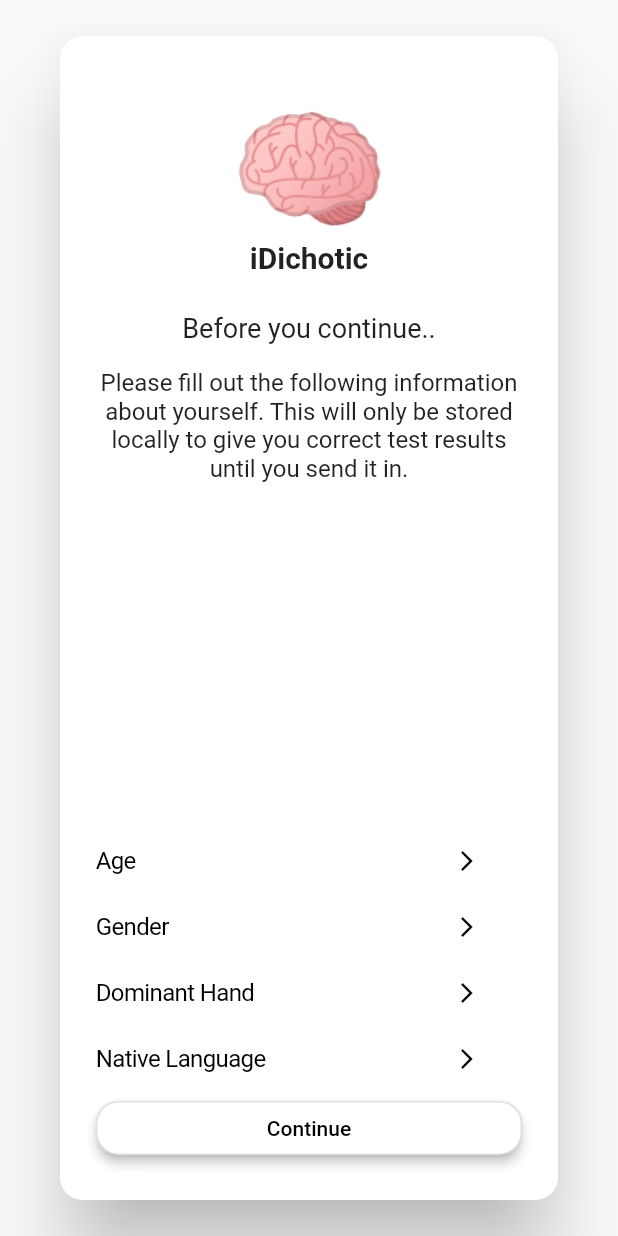
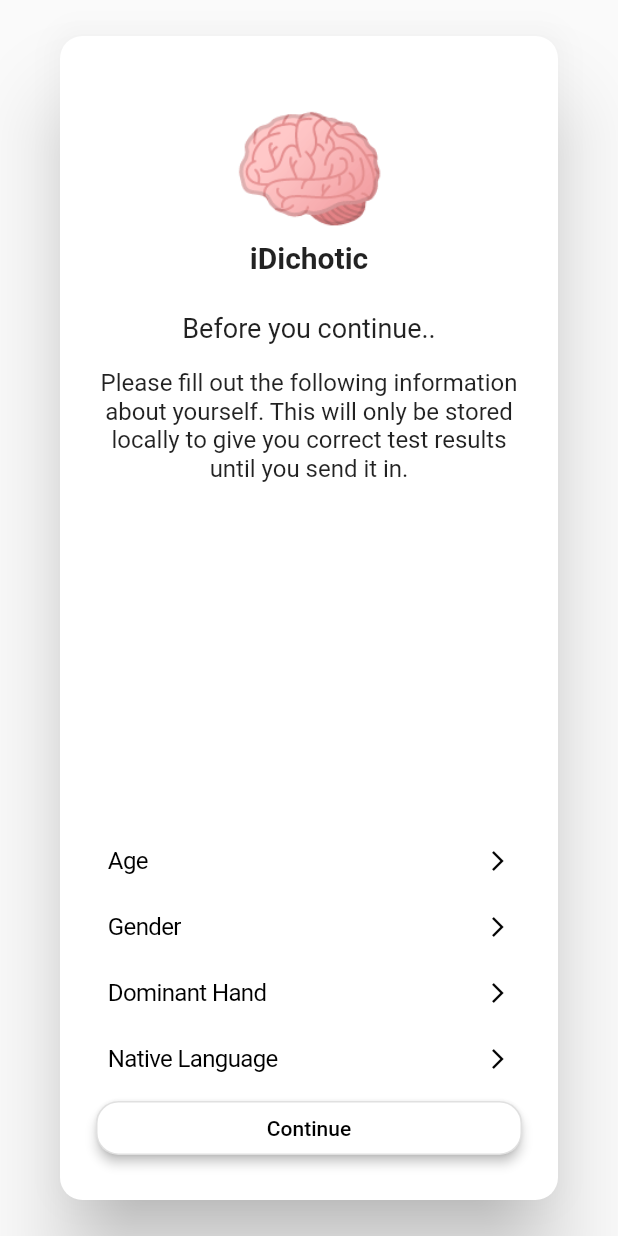
Before and after one commit to sannagrosoy/idichotic, a Flutter app: the Start_Promt screen opened directly, on a phone screen of 412 x 824 dp. Run offline on Flutter 3.47's test engine with Material 2 defaults, Android fonts, the light colour scheme and no system bars; our stand-ins replace isar; accounts and stored records are empty; generated files the repository leaves out were written again.

Commit message:
Fixed owerflow with smaller screen sizes in startpage

```diff
--- a/lib/Start_Page.dart
+++ b/lib/Start_Page.dart
@@ -41,31 +41,31 @@ class StartAppState extends State<StartApp> {
               padding: EdgeInsets.fromLTRB(0, 0, 0, 0),
               child: Text("🧠", style: TextStyle(fontSize: 95))),
             Padding(
-              padding: EdgeInsets.fromLTRB(0, 0, 0, screenHeight*0.24),
+              padding: EdgeInsets.fromLTRB(0, 0, 0, (screenHeight-appBarHeight-statusBarHeight)*0.24),
               child: Text("iDichotic", style: TextStyle(fontWeight: FontWeight.bold, fontSize: 24))),
             Padding(
-              padding: EdgeInsets.fromLTRB(0, screenHeight*0.01, 0, screenHeight*0.01),
+              padding: EdgeInsets.fromLTRB(0, (screenHeight-appBarHeight-statusBarHeight)*0.01, 0, (screenHeight-appBarHeight-statusBarHeight)*0.01),
               child:
             CustomButton(
               text1: Text("Take the test", style: TextStyle(color: Colors.black, fontSize: 16),),
               pageroute: pageroute_tests,
-              containerHeight: screenHeight*0.07,
+              containerHeight: (screenHeight-appBarHeight-statusBarHeight)*0.07,
               containerWidth: screenWidth*0.65,)),
             Padding(
-              padding: EdgeInsets.fromLTRB(0, screenHeight*0.01, 0, screenHeight*0.01),
+              padding: EdgeInsets.fromLTRB(0, (screenHeight-appBarHeight-statusBarHeight)*0.01, 0, (screenHeight-appBarHeight-statusBarHeight)*0.01),
               child:
             CustomButton(
               text1: Text("Settings", style: TextStyle(color: Colors.black, fontSize: 16)),
               pageroute: pageroute_settings,
-              containerHeight: screenHeight*0.07,
+              containerHeight: (screenHeight-appBarHeight-statusBarHeight)*0.07,
               containerWidth: screenWidth*0.65,)),
             Padding(
-              padding: EdgeInsets.fromLTRB(0, screenHeight*0.01, 0, screenHeight*0.13),
+              padding: EdgeInsets.fromLTRB(0, (screenHeight-appBarHeight-statusBarHeight)*0.01, 0, (screenHeight-appBarHeight-statusBarHeight)*0.13),
               child:
             CustomButton(
               text1: Text("Learn More", style: TextStyle(color: Colors.black, fontSize: 16)),
               pageroute: pageroute_learn,
-              containerHeight: screenHeight*0.07,
+              containerHeight: (screenHeight-appBarHeight-statusBarHeight)*0.07,
               containerWidth: screenWidth*0.65,))
           ],
         ),
--- a/lib/Start_Promt.dart
+++ b/lib/Start_Promt.dart
@@ -133,34 +133,38 @@ class Start_Page extends State<Start_Promt> {
                                     ),
                                   ),
                                   // This displays the selected fruit name.
-                                  child: (age != null) ? Row(
+                                  child: (age != null) ?
+                                  Container(
+                                  width: screenWidth*0.65,
+                                  child: Row(
                                     //crossAxisAlignment: CrossAxisAlignment.stretch,
                                     children: <Widget> [
                                       Container(
-                                        width: screenWidth * 0.3,
+                                        width: screenWidth * 0.4,
                                         child: Text("Age", style: TextStyle(fontSize: 16, color: Colors.black))),
                                       Container(
-                                        width: screenWidth * 0.1),
-                                      Container(
-                                        width: screenWidth * 0.22,
+                                        alignment: Alignment.bottomRight,
+                                        width: screenWidth * 0.25,
                                         child: Text(age.toString(), textAlign:TextAlign.right, style: TextStyle(fontSize: 16, color: Colors.black)))]
                                     //"Age: " + age.toString(),
                                     //style: const TextStyle(
                                     //  fontSize: 18.0
                                     //),
-                                  ) : Row(
+                                  )) :
+                                  Container(
+                                  width: screenWidth*0.65,
+                                  child: Row(
                                       children: <Widget> [
                                       Container(
-                                        width: screenWidth * 0.3,
+                                        width: screenWidth * 0.4,
                                         child: Text("Age", style: TextStyle(fontSize: 16, color: Colors.black))),
                                       Container(
-                                        width: screenWidth * 0.25),
-                                      Container(
-                                        width: screenWidth * 0.1,
+                                        alignment: Alignment.bottomRight,
+                                        width: screenWidth * 0.25,
                                         child: Icon(Icons.arrow_forward_ios, color: Colors.black, size: 16))
                                       ]
                                     //children: <Widget> [Text("Age", style: TextStyle(fontSize: 16, color: Colors.black)), Container(width: screenWidth * 0.463), Icon(Icons.arrow_forward_ios, color: Colors.black)]
-                                  ),
+                                  )),
                                 ),
                               ),
                               Padding(
@@ -191,32 +195,36 @@ class Start_Page extends State<Start_Promt> {
                                     ),
                                   ),
                                   // This displays the selected fruit name.
-                                  child: (gender != 0) ? Row(
+                                  child: (gender != 0) ?
+                                  Container(
+                                  width: screenWidth*0.65,
+                                  child: Row(
                                     children: <Widget> [
                                       Container(
-                                        width: screenWidth * 0.3,
+                                        width: screenWidth * 0.4,
                                         child: Text("Gender", style: TextStyle(fontSize: 16, color: Colors.black))),
                                       Container(
-                                        width: screenWidth * 0.1),
-                                      Container(
-                                        width: screenWidth * 0.22,
+                                        alignment: Alignment.bottomRight,
+                                        width: screenWidth * 0.25,
                                         child: Text(_genderName[gender], textAlign:TextAlign.right, style: TextStyle(fontSize: 16, color: Colors.black)))]
                                     //"Gender: " + _genderName[gender],
                                     //style: const TextStyle(
                                       //fontSize: 18.0,
                                     //),
-                                  ) : Row(
+                                  )) :
+                                  Container(
+                                  width: screenWidth*0.65,
+                                  child: Row(
                                     children: <Widget> [
                                       Container(
-                                        width: screenWidth * 0.3,
+                                        width: screenWidth * 0.4,
                                         child: Text("Gender", style: TextStyle(fontSize: 16, color: Colors.black))),
                                       Container(
-                                        width: screenWidth * 0.25),
-                                      Container(
-                                        width: screenWidth * 0.1,
+                                        alignment: Alignment.bottomRight,
+                                        width: screenWidth * 0.25,
                                         child: Icon(Icons.arrow_forward_ios, color: Colors.black, size: 16))
                                       ]
-                                  ),
+                                  )),
                                 ),
                               ),
                               Padding(
@@ -246,32 +254,35 @@ class Start_Page extends State<Start_Promt> {
                                     ),
                                   ),
                                   // This displays the selected fruit name.
-                                  child: (dominanthand != 0) ? Row(
+                                  child: (dominanthand != 0) ?
+                                  Container(
+                                  width: screenWidth*0.65,
+                                  child: Row(
                                     children: <Widget> [
                                       Container(
-                                        width: screenWidth * 0.3,
+                                        width: screenWidth * 0.4,
                                         child: Text("Dominant Hand", style: TextStyle(fontSize: 16, color: Colors.black))),
                                       Container(
-                                        width: screenWidth * 0.1),
-                                      Container(
-                                        width: screenWidth * 0.22,
+                                        alignment: Alignment.bottomRight,
+                                        width: screenWidth * 0.25,
                                         child: Text(_dominantHand[dominanthand], textAlign:TextAlign.right, style: TextStyle(fontSize: 16, color: Colors.black)))]
                                     //"Dominant Hand: " + _dominantHand[dominanthand],
                                     //style: const TextStyle(
                                       //fontSize: 18.0,
                                     //),
-                                  ): Row(
+                                  )):Container(
+                                  width: screenWidth*0.65,
+                                  child: Row(
                                     children: <Widget> [
                                       Container(
-                                        width: screenWidth * 0.3,
+                                        width: screenWidth * 0.4,
                                         child: Text("Dominant Hand", style: TextStyle(fontSize: 16, color: Colors.black))),
                                       Container(
-                                        width: screenWidth * 0.25),
-                                      Container(
-                                        width: screenWidth * 0.1,
+                                        alignment: Alignment.bottomRight,
+                                        width: screenWidth * 0.25,
                                         child: Icon(Icons.arrow_forward_ios, color: Colors.black, size: 16))
                                       ]
-                                  ),
+                                  )),
                                 ),
                               ),
                               Padding(
@@ -303,31 +314,37 @@ class Start_Page extends State<Start_Promt> {
                                     ),
                                   ),
                                   // This displays the selected fruit name.
-                                  child: (language != 0) ? Row(
+                                  child: (language != 0) ?
+                                  Container(
+                                  width: screenWidth*0.65,
+                                  child: Row(
                                     children: <Widget> [
                                       Container(
-                                        width: screenWidth * 0.35,
+                                        width: screenWidth*0.4,
+                                        alignment: Alignment.bottomLeft,
                                         child: Text("Native Language", style: TextStyle(fontSize: 16, color: Colors.black))),
                                       Container(
-                                        width: screenWidth * 0.05),
-                                      Container(
-                                        width: screenWidth * 0.22,
+                                        width: screenWidth*0.25,
+                                        alignment: Alignment.bottomRight,
                                         child: Text(_nativeLanguage[language], textAlign:TextAlign.right, style: TextStyle(fontSize: 16, color: Colors.black)))]
                                     //"Native Language: " + _nativeLanguage[language],
                                     //style: const TextStyle(
                                     //  fontSize: 18.0,
                                     //),
-                                  ) : Row(
+                                  )) : Container(
+                                    width: screenWidth*0.65,
+                                    child: Row(
                                     children: <Widget> [
                                       Container(
-                                        width: screenWidth * 0.35,
+                                        width: screenWidth*0.4,
+                                        alignment: Alignment.bottomLeft,
                                         child: Text("Native Language", style: TextStyle(fontSize: 16, color: Colors.black))),
                                       Container(
-                                        width: screenWidth * 0.20),
-                                      Container(
-                                        width: screenWidth * 0.1,
+                                        width: screenWidth*0.25,
+                                        alignment: Alignment.bottomRight,
                                         child: Icon(Icons.arrow_forward_ios, color: Colors.black, size: 16))
                                       ]
+                                    )
                                   ),
                                 ),
                               ),
--- a/lib/listen.dart
+++ b/lib/listen.dart
@@ -38,7 +38,7 @@ class TestAppState extends State<TestApp> {
               mainAxisAlignment: MainAxisAlignment.start,
               children: <Widget> [
                 Container(
-                  height: screenHeight * 0.05,
+                  height: (screenHeight-appBarHeight-statusBarHeight) * 0.05,
                 ),
 
                 CustomButton(
@@ -51,7 +51,7 @@ class TestAppState extends State<TestApp> {
                   pageroute: pageroute_listen),
 
                 Container(
-                  height: screenHeight * 0.08
+                  height: (screenHeight-appBarHeight-statusBarHeight) * 0.08
                 ),
 
                 CustomButton(
@@ -115,5 +115,4 @@ class CustomButton extends StatelessWidget {
       )
     );
   }
-
 }
```
